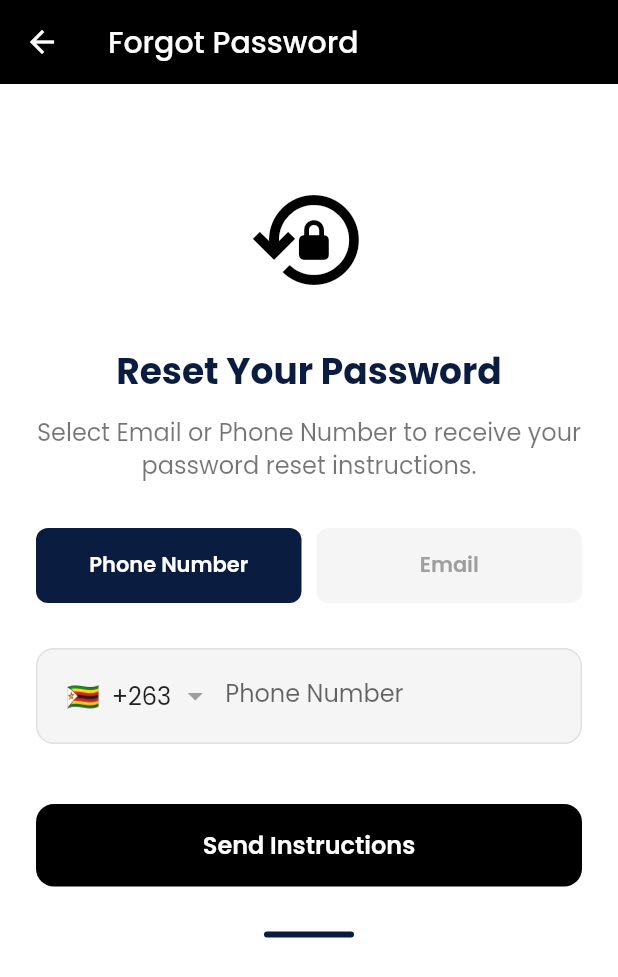
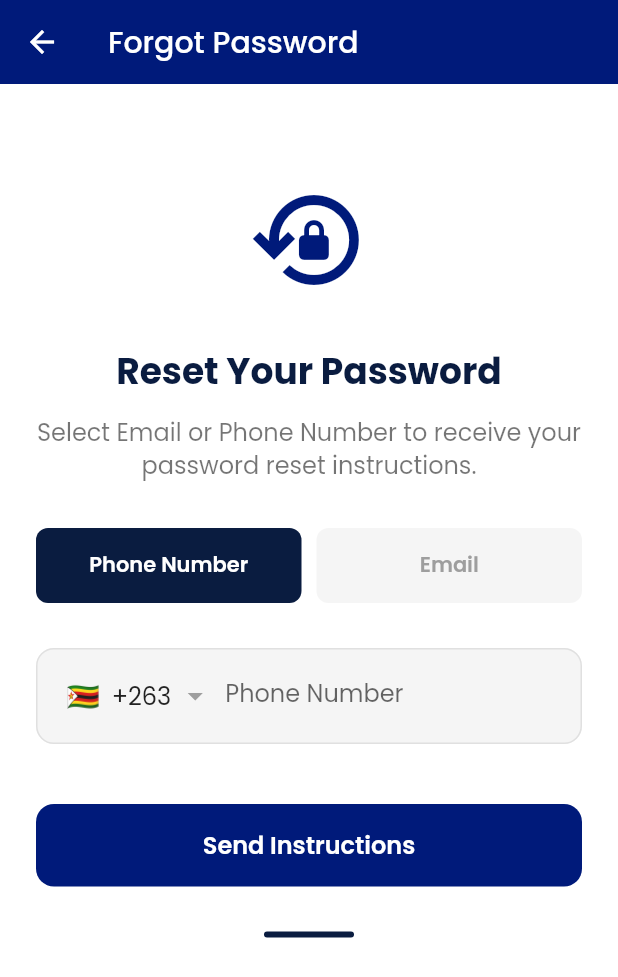
Before and after one commit to Kenac-Innovations/langa-water-delivery, a Flutter app: the screen it shows after launch, after a tap on "Email", after a tap on "Forgot Password?", on a phone screen of 412 x 824 dp. Shown: the top 977 px of the screen. Run offline on Flutter 3.47's test engine with Material 3 defaults, Android fonts, the phone set to English and light mode, and no system bars; drawn by our look-alikes of intl_phone_field; our stand-ins replace auto_size_text, connectivity_plus, dartz, device_info_plus, dio, dropdown_button2 and 22 more; missing offline and left inert: flutter_google_places_hoc081098, google_api_headers, google_maps_flutter_platform_interface, json_path; accounts and stored records are empty; network calls fail; project files that could hold a hidden picture were left out.

Commit message:
Updated icons and changed color scheme on log in page

```diff
--- a/user_app/lib/flutter_flow/flutter_flow_theme.dart
+++ b/user_app/lib/flutter_flow/flutter_flow_theme.dart
@@ -135,7 +135,7 @@
   @Deprecated('Use tertiary instead')
   Color get tertiaryColor => tertiary;
 
-  late Color primary = Colors.black;
+  late Color primary = const Color(0xFF001A7A);
   late Color secondary = const Color(0xFF39D2C0);
   late Color tertiary = const Color(0xFFEE8B60);
   late Color alternate = const Color(0xFFE0E3E7);
@@ -316,7 +316,8 @@
   @Deprecated('Use tertiary instead')
   Color get tertiaryColor => tertiary;
 
-  late Color primary = const Color(0xFF4B39EF);
+  late Color primary = const Color(0xFF001A7A);
+
   late Color secondary = const Color(0xFF39D2C0);
   late Color tertiary = const Color(0xFFEE8B60);
   late Color alternate = const Color(0xFF262D34);
--- a/user_app/lib/pages/splash_screen/splash_screen_widget.dart
+++ b/user_app/lib/pages/splash_screen/splash_screen_widget.dart
@@ -66,7 +66,7 @@
               ClipRRect(
                 borderRadius: BorderRadius.circular(8.0),
                 child: Image.asset(
-                  'assets/images/logo2.png',
+                  'assets/images/logo.png',
                   width: 140.0,
                   height: 120.0,
                   fit: BoxFit.contain,
--- a/user_app/lib/pages/user_login/user_login_widget.dart
+++ b/user_app/lib/pages/user_login/user_login_widget.dart
@@ -10,6 +10,7 @@
 import 'package:langas_user/bloc/auth/login_bloc/login_bloc_event.dart';
 import 'package:langas_user/bloc/auth/login_bloc/login_bloc_state.dart';
 import 'package:langas_user/dto/auth_dto.dart';
+import 'package:langas_user/flutter_flow/flutter_flow_theme.dart';
 
 class LoginScreen extends StatefulWidget {
   const LoginScreen({Key? key}) : super(key: key);
@@ -159,7 +160,7 @@
                       children: [
                         const SizedBox(height: 80),
                         Image.asset(
-                          'assets/images/logo2.png',
+                          'assets/images/logo.png',
                           height: 150,
                           fit: BoxFit.contain,
                           errorBuilder: (context, error, stackTrace) {
@@ -167,13 +168,15 @@
                               height: 150,
                               width: 150,
                               decoration: BoxDecoration(
-                                color: const Color(0xFF2451DC).withOpacity(0.1),
+                                color: FlutterFlowTheme.of(context)
+                                    .primary
+                                    .withOpacity(0.1),
                                 shape: BoxShape.circle,
                               ),
-                              child: const Icon(
+                              child: Icon(
                                 Icons.shield_outlined,
                                 size: 80,
-                                color: Color(0xFF2451DC),
+                                color: FlutterFlowTheme.of(context).primary,
                               ),
                             );
                           },
@@ -190,7 +193,7 @@
                                   height: 50,
                                   decoration: BoxDecoration(
                                     color: _tabController.index == 0
-                                        ? const Color(0xFF0A1C40)
+                                        ? FlutterFlowTheme.of(context).primary
                                         : Colors.grey.withOpacity(0.1),
                                     borderRadius: BorderRadius.circular(8),
                                   ),
@@ -219,7 +222,7 @@
                                   height: 50,
                                   decoration: BoxDecoration(
                                     color: _tabController.index == 1
-                                        ? const Color(0xFF0A1C40)
+                                        ? FlutterFlowTheme.of(context).primary
                                         : Colors.grey.withOpacity(0.1),
                                     borderRadius: BorderRadius.circular(8),
                                   ),
@@ -261,7 +264,8 @@
                               context.pushNamed('ForgotPasswordRequestScreen');
                             },
                             style: TextButton.styleFrom(
-                              foregroundColor: const Color(0xFF2451DC),
+                              foregroundColor:
+                                  FlutterFlowTheme.of(context).primary,
                             ),
                             child: const Text(
                               "Forgot Password?",
@@ -279,7 +283,8 @@
                           child: ElevatedButton(
                             onPressed: _isLoading ? null : _dispatchLoginEvent,
                             style: ElevatedButton.styleFrom(
-                              backgroundColor: const Color(0xFF0A1C40),
+                              backgroundColor:
+                                  FlutterFlowTheme.of(context).primary,
                               foregroundColor: Colors.white,
                               disabledBackgroundColor: Colors.grey,
                               elevation: 0,
@@ -311,7 +316,7 @@
                           mainAxisAlignment: MainAxisAlignment.center,
                           children: [
                             const Text(
-                              "New to TakeU? ",
+                              "New to Langa's? ",
                               style: TextStyle(
                                 fontFamily: 'Poppins',
                                 color: Colors.grey,
@@ -321,11 +326,11 @@
                               onTap: () {
                                 context.pushNamed('SignUpScreen');
                               },
-                              child: const Text(
+                              child: Text(
                                 "Create Account",
                                 style: TextStyle(
                                   fontFamily: 'Poppins',
-                                  color: Color(0xFF2451DC),
+                                  color: FlutterFlowTheme.of(context).primary,
                                   fontWeight: FontWeight.bold,
                                 ),
                               ),
--- a/user_app/pubspec.yaml
+++ b/user_app/pubspec.yaml
@@ -71,7 +71,7 @@
   remove_alpha_ios: true
   web:
     generate: true
-  image_path: 'assets/images/logo2.png'
+  image_path: 'assets/images/logo.png'
 
 flutter:
   uses-material-design: true
```
Also changed, not shown: user_app/assets/images/logo.png (added), user_app/assets/images/logo2.png (deleted), user_app/assets/images/united-states-of-america_1_(1).png (deleted), 35 other files.
